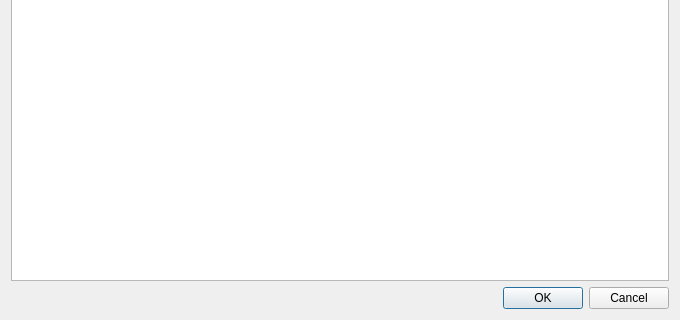
First picture: the form in Tools/Mokka/Metadata.ui, repository Biomechanical-ToolKit/BTKCore, before the edit; both pictures show x 0 to 680 and y 160 to 480 of the 680 by 480 pixel window.
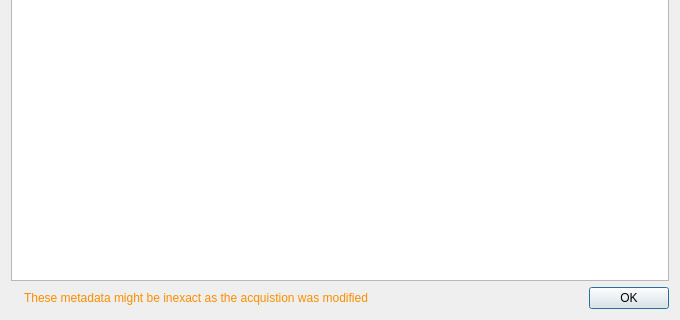
Second picture: the form after the edit. Icons and pictures are not drawn. Custom widgets are drawn as their Qt base class.

Commit message: [UPD] Mokka: Warning message added in the metadata view if the acquisition was modified. [UPD] Mokka: Error icon added if the name of the new model configuration already exists.

The edit to the form file:
```diff
--- a/Tools/Mokka/Metadata.ui
+++ b/Tools/Mokka/Metadata.ui
@@ -13,8 +13,8 @@
   <property name="windowTitle">
    <string>Metadata</string>
   </property>
-  <layout class="QGridLayout" name="gridLayout">
-   <item row="0" column="0">
+  <layout class="QVBoxLayout" name="verticalLayout">
+   <item>
     <widget class="MetadataView" name="treeView">
      <property name="showDropIndicator" stdset="0">
       <bool>false</bool>
@@ -30,15 +30,45 @@
      </attribute>
     </widget>
    </item>
-   <item row="1" column="0">
+   <item>
+    <layout class="QHBoxLayout" name="horizontalLayout">
+     <item>
+      <widget class="QLabel" name="warningIconLabel">
+       <property name="text">
+        <string/>
+       </property>
+       <property name="pixmap">
+        <pixmap resource="images.qrc">:/Resources/Images/warning.png</pixmap>
+       </property>
+      </widget>
+     </item>
+     <item>
+      <widget class="QLabel" name="warningMsgLabel">
+       <property name="styleSheet">
+        <string notr="true">QLabel
+{
+  color: darkOrange;
+}</string>
+       </property>
+       <property name="text">
+        <string>These metadata might be inexact as the acquistion was modified</string>
+       </property>
+      </widget>
+     </item>
+     <item>
     <widget class="QDialogButtonBox" name="buttonBox">
      <property name="orientation">
       <enum>Qt::Horizontal</enum>
      </property>
      <property name="standardButtons">
-      <set>QDialogButtonBox::Cancel|QDialogButtonBox::Ok</set>
-     </property>
-    </widget>
+        <set>QDialogButtonBox::Ok</set>
+       </property>
+       <property name="centerButtons">
+        <bool>false</bool>
+       </property>
+      </widget>
+     </item>
+    </layout>
    </item>
   </layout>
  </widget>
```
Left out of the diff: 10 changed lines with no effect on the pictures. Lines whose indentation alone changed are shown as unchanged. The commit also changes 3 other files.
